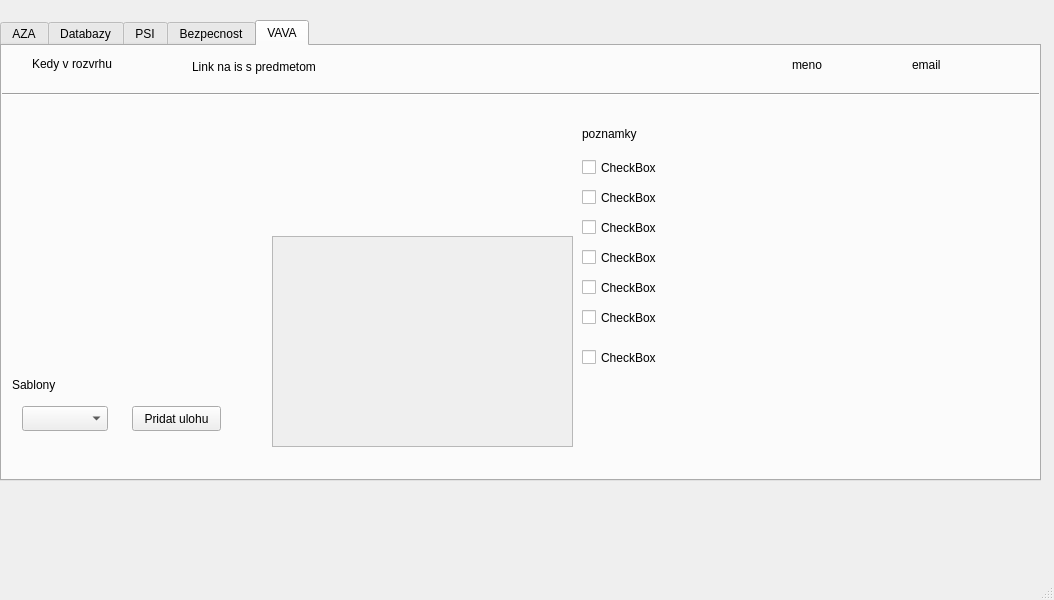
Before: the Qt Designer form View/sekcia_predmetov.ui in romanpalenik/Diar, drawn with Qt 5.
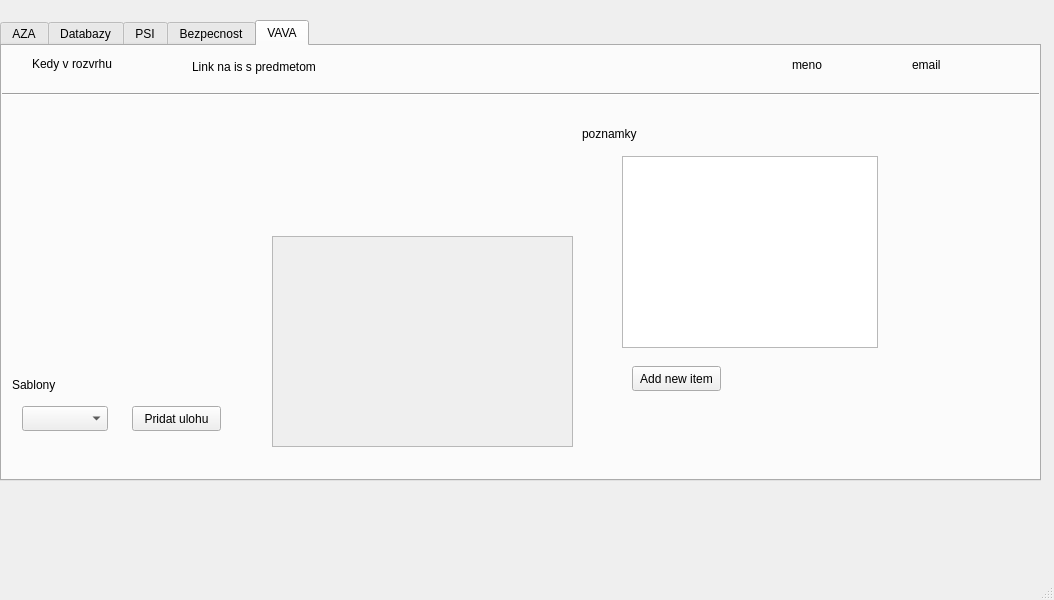
After: the same form once the commit is applied.

Commit message: Spraveny funkcny to do list

```diff
--- a/View/sekcia_predmetov.ui
+++ b/View/sekcia_predmetov.ui
@@ -177,97 +177,6 @@
        <string>poznamky</string>
       </property>
      </widget>
-     <widget class="QCheckBox" name="checkBox">
-      <property name="geometry">
-       <rect>
-        <x>580</x>
-        <y>110</y>
-        <width>92</width>
-        <height>23</height>
-       </rect>
-      </property>
-      <property name="text">
-       <string>CheckBox</string>
-      </property>
-     </widget>
-     <widget class="QCheckBox" name="checkBox_2">
-      <property name="geometry">
-       <rect>
-        <x>580</x>
-        <y>140</y>
-        <width>92</width>
-        <height>23</height>
-       </rect>
-      </property>
-      <property name="text">
-       <string>CheckBox</string>
-      </property>
-     </widget>
-     <widget class="QCheckBox" name="checkBox_3">
-      <property name="geometry">
-       <rect>
-        <x>580</x>
-        <y>170</y>
-        <width>92</width>
-        <height>23</height>
-       </rect>
-      </property>
-      <property name="text">
-       <string>CheckBox</string>
-      </property>
-     </widget>
-     <widget class="QCheckBox" name="checkBox_4">
-      <property name="geometry">
-       <rect>
-        <x>580</x>
-        <y>200</y>
-        <width>92</width>
-        <height>23</height>
-       </rect>
-      </property>
-      <property name="text">
-       <string>CheckBox</string>
-      </property>
-     </widget>
-     <widget class="QCheckBox" name="checkBox_5">
-      <property name="geometry">
-       <rect>
-        <x>580</x>
-        <y>230</y>
-        <width>92</width>
-        <height>23</height>
-       </rect>
-      </property>
-      <property name="text">
-       <string>CheckBox</string>
-      </property>
-     </widget>
-     <widget class="QCheckBox" name="checkBox_6">
-      <property name="geometry">
-       <rect>
-        <x>580</x>
-        <y>260</y>
-        <width>92</width>
-        <height>23</height>
-       </rect>
-      </property>
-      <property name="text">
-       <string>CheckBox</string>
-      </property>
-     </widget>
-     <widget class="QCheckBox" name="checkBox_7">
-      <property name="geometry">
-       <rect>
-        <x>580</x>
-        <y>300</y>
-        <width>92</width>
-        <height>23</height>
-       </rect>
-      </property>
-      <property name="text">
-       <string>CheckBox</string>
-      </property>
-     </widget>
      <widget class="QScrollArea" name="scrollArea">
       <property name="geometry">
        <rect>
@@ -291,6 +200,29 @@
        </property>
       </widget>
      </widget>
+     <widget class="QListWidget" name="listWidget">
+      <property name="geometry">
+       <rect>
+        <x>620</x>
+        <y>110</y>
+        <width>256</width>
+        <height>192</height>
+       </rect>
+      </property>
+     </widget>
+     <widget class="QPushButton" name="pushButton_2">
+      <property name="geometry">
+       <rect>
+        <x>630</x>
+        <y>320</y>
+        <width>89</width>
+        <height>25</height>
+       </rect>
+      </property>
+      <property name="text">
+       <string>Add new item</string>
+      </property>
+     </widget>
     </widget>
    </widget>
   </widget>
```
The commit also changes 12 other files.
